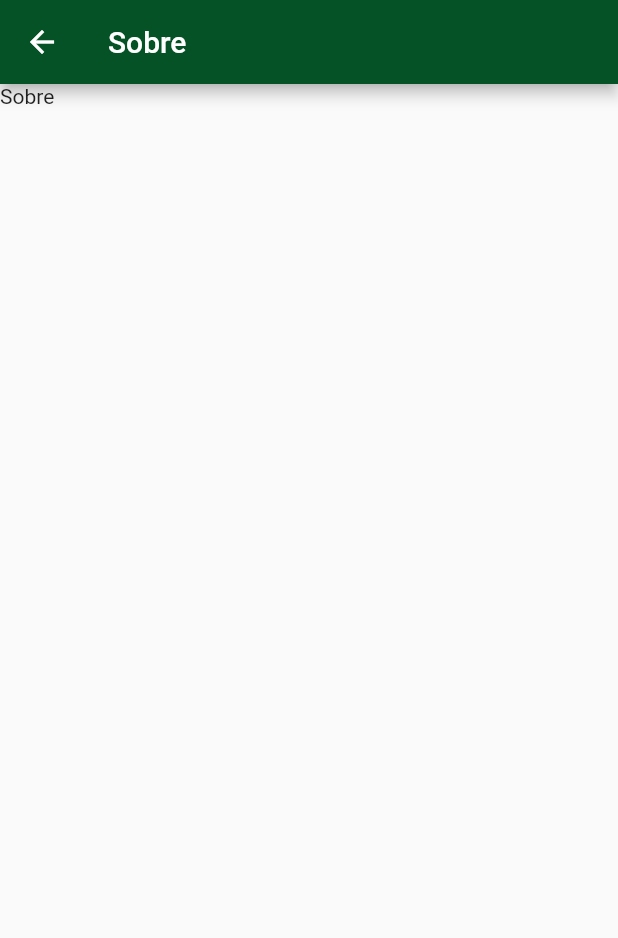
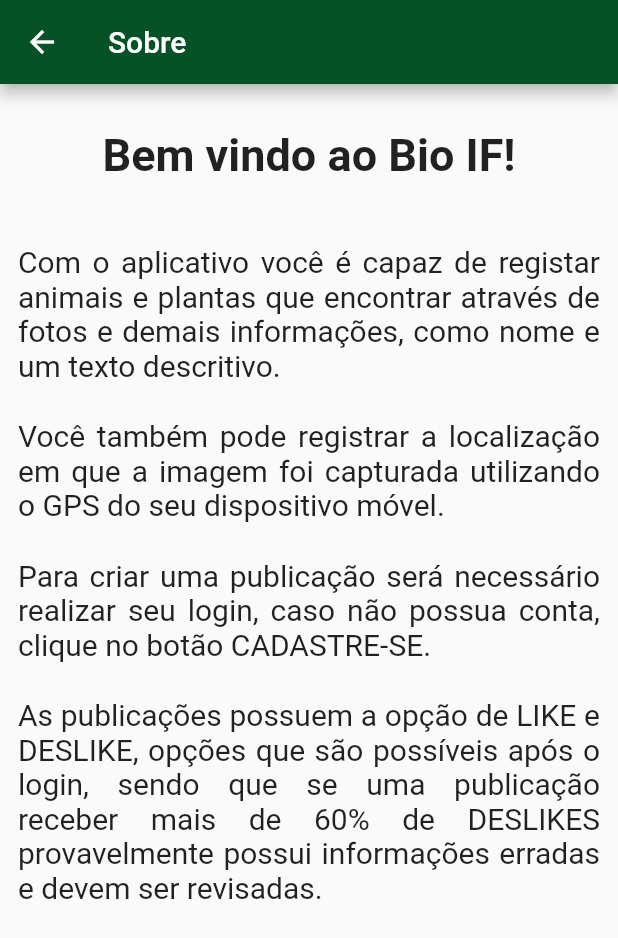
Before and after one commit to AlissonJB13/aplicativosDesenvolvidos, a Flutter app: the Sobre screen opened directly, on a phone screen of 412 x 824 dp. Shown: the top 938 px of the screen. Run offline on Flutter 3.47's test engine with Material 2 defaults, Android fonts, the light colour scheme and no system bars; our stand-ins replace cloud_firestore, firebase_auth, firebase_core, firebase_storage, geocoding, geolocator and 2 more; accounts and stored records are empty; network calls fail.

Commit message:
adicionado tela de ajuda e sobre

```diff
--- a/bio_if/lib/especies.dart
+++ b/bio_if/lib/especies.dart
@@ -9,6 +9,7 @@ import 'package:firebase_auth/firebase_auth.dart';
 import 'package:firebase_storage/firebase_storage.dart';
 import 'package:flutter/material.dart';
 import 'package:flutter/services.dart';
+import 'package:geolocator/geolocator.dart';
 import 'package:image_picker/image_picker.dart';
 import 'package:intl/date_symbol_data_local.dart';
 import 'package:intl/intl.dart';
@@ -91,6 +92,8 @@ class _EspeciesState extends State<Especies> {
   _adicionarLocal() {
     Navigator.push(context, MaterialPageRoute(builder: (_) => Mapa()));
   }
+
+  _pegarlocalizacao() async {}
 
   Future _postagem() async {
     if (UsuarioAtual().currentUser == null) {
--- a/bio_if/lib/mapa.dart
+++ b/bio_if/lib/mapa.dart
@@ -16,6 +16,8 @@ class _MapaState extends State<Mapa> {
       Completer<GoogleMapController>();
 
   Set<Marker> _marcadores = {};
+
+  String? _LatLongStr = "";
 
   CameraPosition _posicaoCamera = const CameraPosition(
       target: LatLng(-26.495975456403446, -51.98644265758413), zoom: 18);
@@ -66,6 +68,10 @@ class _MapaState extends State<Mapa> {
         _posicaoCamera = CameraPosition(
             target: LatLng(position.latitude, position.longitude), zoom: 15);
         _movimentarCamera();
+        setState(() {
+          _LatLongStr =
+              LatLng(position.latitude, position.longitude).toString();
+        });
       });
     });
   }
--- a/bio_if/lib/sobre.dart
+++ b/bio_if/lib/sobre.dart
@@ -1,6 +1,5 @@
 import 'package:flutter/material.dart';
 
-//informaçoes do app (desenvolvedores...)
 class Sobre extends StatefulWidget {
   const Sobre({super.key});
 
@@ -12,20 +11,55 @@ class _SobreState extends State<Sobre> {
   @override
   Widget build(BuildContext context) {
     return Scaffold(
-      appBar: AppBar(
-        backgroundColor: const Color.fromARGB(255, 04, 82, 37),
-        iconTheme: const IconThemeData(
-          color: Colors.white,
+        appBar: AppBar(
+          title: Text("Sobre"),
+          backgroundColor: const Color.fromARGB(255, 04, 82, 37),
         ),
-        title: Text("Sobre"),
-      ),
-      body: SingleChildScrollView(
-        child: Column(
-          children: [
-            Text("Sobre"),
-          ],
-        ),
-      ),
-    );
+        body: SingleChildScrollView(
+          child:
+              // ignore: prefer_const_literals_to_create_immutables
+              Column(crossAxisAlignment: CrossAxisAlignment.stretch, children: [
+            const Padding(
+              padding: EdgeInsets.all(30),
+              child: Text(
+                "Bem vindo ao Bio IF!",
+                textAlign: TextAlign.center,
+                style: TextStyle(fontSize: 30, fontWeight: FontWeight.bold),
+              ),
+            ),
+            const Padding(
+              padding: EdgeInsets.all(12),
+              child: Text(
+                "Com o aplicativo você é capaz de registar animais e plantas que encontrar através de fotos e demais "
+                "informações, como nome e um texto descritivo.",
+                style: TextStyle(fontSize: 20),
+                textAlign: TextAlign.justify,
+              ),
+            ),
+            const Padding(
+              padding: EdgeInsets.all(12),
+              child: Text(
+                "Você também pode registrar a localização em que a imagem foi capturada utilizando o GPS do seu dispositivo móvel.",
+                style: TextStyle(fontSize: 20),
+                textAlign: TextAlign.justify,
+              ),
+            ),
+            const Padding(
+              padding: EdgeInsets.all(12),
+              child: Text(
+                  "Para criar uma publicação será necessário realizar seu login, caso não possua conta, clique no botão CADASTRE-SE.",
+                  style: TextStyle(fontSize: 20),
+                  textAlign: TextAlign.justify),
+            ),
+            const Padding(
+              padding: EdgeInsets.all(12),
+              child: Text(
+                "As publicações possuem a opção de LIKE e DESLIKE, opções que são possíveis após o login, sendo que se uma publicação receber mais de 60% de DESLIKES provavelmente possui informações erradas e devem ser revisadas.",
+                style: TextStyle(fontSize: 20),
+                textAlign: TextAlign.justify,
+              ),
+            ),
+          ]),
+        ));
   }
 }
```
Also changed, not shown: bio_if/lib/ajuda.dart (+26 -7 lines), bio_if/lib/login.dart (+4 -10 lines).
